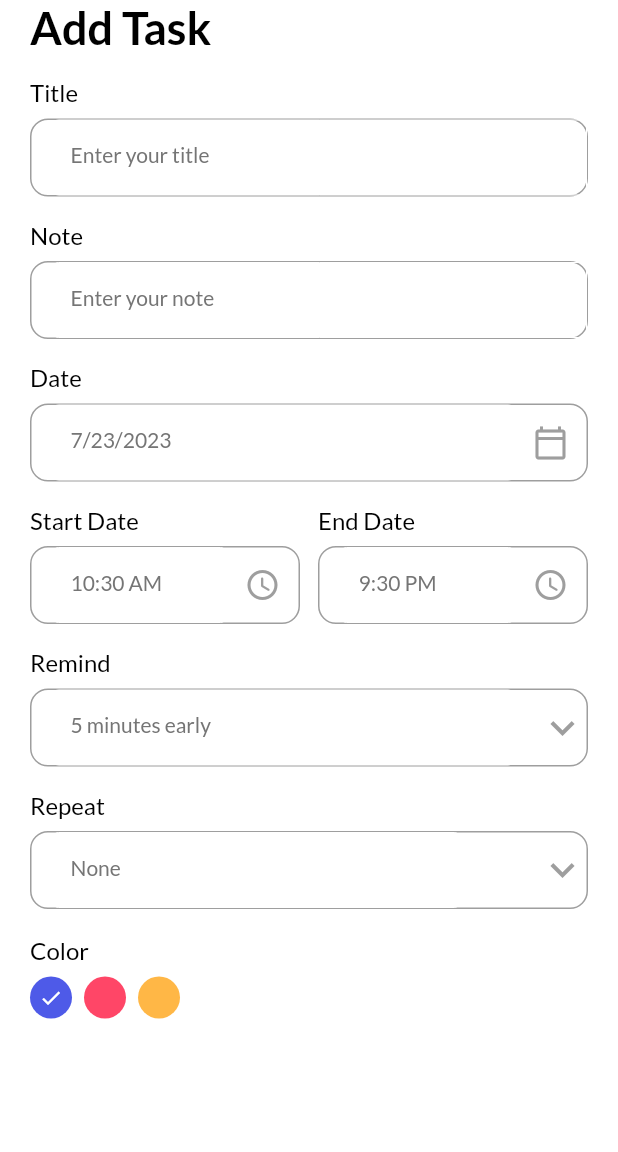
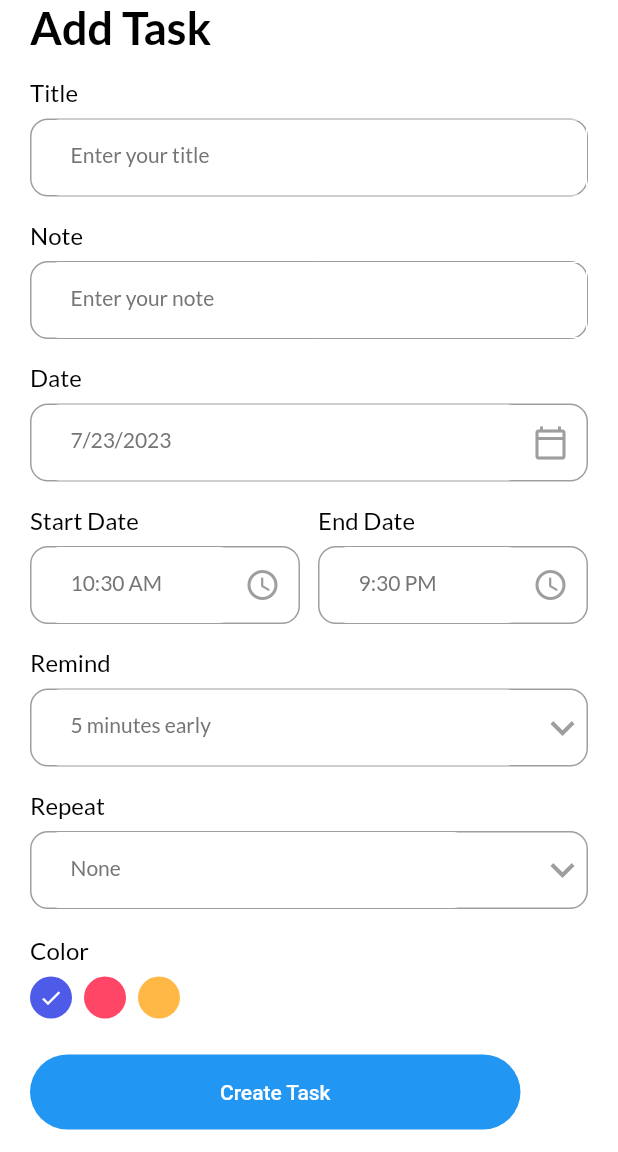
Before and after one commit to Blacspot/Notify, a Flutter app: the screen it shows after launch, after a tap on "Add Task", on a phone screen of 412 x 824 dp, the part 84-1236 px from its top. Run offline on Flutter 3.47's test engine with Material 2 defaults, Android fonts, the phone set to English and light mode, and no system bars; our stand-ins replace date_picker_timeline, flutter_local_notifications, get, get_storage, google_fonts, sqflite and 1 more; accounts and stored records are empty.

Commit message:
addition of some new features

```diff
--- a/lib/UI/addtaskbar.dart
+++ b/lib/UI/addtaskbar.dart
@@ -3,6 +3,9 @@ import 'package:get/get.dart';
 import 'package:intl/intl.dart';
 import 'package:notify/UI/theme.dart';
 import 'package:notify/UI/widgets/inputfield.dart';
+import 'package:notify/UI/widgets/button2.dart';
+import 'package:notify/controllers/taskcontrollers.dart';
+import 'package:notify/models/task.dart';
 
 class AddTaskPage extends StatefulWidget {
   const AddTaskPage({Key? key}) : super(key: key);
@@ -12,6 +15,9 @@ class AddTaskPage extends StatefulWidget {
 }
 
 class _AddTaskPageState extends State<AddTaskPage> {
+  final TaskController _taskController = Get.put(TaskController());
+  final TextEditingController _titleController = TextEditingController();
+  final TextEditingController _noteController = TextEditingController();
   DateTime _selectedDate = DateTime.now();
   String _endTime = "9:30 PM";
   String _startTime = DateFormat('hh:mm a').format(DateTime.now()).toString();
@@ -31,6 +37,7 @@ class _AddTaskPageState extends State<AddTaskPage> {
     "Monthly",
   ];
   int _selectedColor = 0;
+
   @override
   Widget build(BuildContext context) {
     return Scaffold(
@@ -46,8 +53,16 @@ class _AddTaskPageState extends State<AddTaskPage> {
                 "Add Task",
                 style: headingStyle,
               ),
-                const MyInputField(title: "Title", hint: "Enter your title"),
-                const MyInputField(title: "Note", hint: "Enter your note "),
+              MyInputField(
+                title: "Title",
+                hint: "Enter your title",
+                controller: _titleController,
+              ),
+              MyInputField(
+                title: "Note",
+                hint: "Enter your note ",
+                controller: _noteController,
+              ),
               MyInputField(
                 title: "Date",
                 hint: DateFormat.yMd().format(_selectedDate),
@@ -112,8 +127,7 @@ class _AddTaskPageState extends State<AddTaskPage> {
                       _selectedRemind = int.parse(newValue!);
                     });
                   },
-                    items:
-                        remindList.map<DropdownMenuItem<String>>((int value) {
+                  items: remindList.map<DropdownMenuItem<String>>((int value) {
                     return DropdownMenuItem<String>(
                       value: value.toString(),
                       child: Text(value.toString()),
@@ -140,12 +154,11 @@ class _AddTaskPageState extends State<AddTaskPage> {
                       _selectedRepeat = newValue!;
                     });
                   },
-                    items: repeatList
-                        .map<DropdownMenuItem<String>>((String? value) {
+                  items:
+                      repeatList.map<DropdownMenuItem<String>>((String? value) {
                     return DropdownMenuItem<String>(
                       value: value,
-                        child:
-                            Text(value!, style: TextStyle(color: Colors.grey)),
+                      child: Text(value!, style: TextStyle(color: Colors.grey)),
                     );
                   }).toList(),
                 ),
@@ -157,11 +170,52 @@ class _AddTaskPageState extends State<AddTaskPage> {
                 children: [
                   _colorPallete(),
                 ],
-                )
+              ),
+              SizedBox(
+                height: 24,
+              ),
+              ElevatedButton(
+                style: buttonPrimary,
+                onPressed: () {
+                  OnTap:
+                  () => _validateDate();
+                },
+                child: Text('Create Task'),
+              ),
             ],
           ),
         ),
+      ),
+    );
+  }
+
+  _validateDate() {
+    if (_titleController.text.isNotEmpty && _noteController.text.isNotEmpty) {
+      _addTaskToDb();
+      Get.back();
+    } else if (_titleController.text.isEmpty || _noteController.text.isEmpty) {
+      Get.snackbar("Required", "All fields are required !",
+          snackPosition: SnackPosition.BOTTOM,
+          backgroundColor: Colors.white,
+          colorText: pinkClr,
+          icon: Icon(Icons.warning_amber_rounded));
+    }
+  }
+
+  _addTaskToDb() async {
+    int value = await _taskController.addTask(
+        task: Task(
+      note: _noteController.text,
+      date: DateFormat.yMd().format(_selectedDate),
+      title: _titleController.text,
+      startTime: _startTime,
+      endTime: _endTime,
+      remind: _selectedRemind,
+      repeat: _selectedRepeat,
+      color: _selectedColor,
+      isCompleted: 0,
     ));
+    print("My id is " + "$value");
   }
 
   _colorPallete() {
--- a/lib/UI/home_page.dart
+++ b/lib/UI/home_page.dart
@@ -31,6 +31,7 @@ class _HomePageState extends State<HomePage> {
   Widget build(BuildContext context) {
     return Scaffold(
       appBar: _appBar(),
+      backgroundColor: context.theme.backgroundColor,
       body: SafeArea(
           child: Container(
         padding: const EdgeInsets.only(
--- /dev/null
+++ b/lib/UI/widgets/button2.dart
@@ -0,0 +1,12 @@
+import 'package:flutter/material.dart';
+import 'package:notify/UI/addtaskbar.dart';
+
+final ButtonStyle buttonPrimary = ElevatedButton.styleFrom(
+    minimumSize: Size(327, 50),
+    primary: Colors.blue,
+    elevation: 0,
+    shape: const RoundedRectangleBorder(
+      borderRadius: BorderRadius.all(
+        Radius.circular(50),
+      ),
+    ));
--- /dev/null
+++ b/lib/controllers/taskcontrollers.dart
@@ -0,0 +1,14 @@
+import 'package:get/get.dart';
+import 'package:notify/db/dbhelper.dart';
+import 'package:notify/models/task.dart';
+
+class TaskController extends GetxController {
+  @override
+  void onReady() {
+    super.onReady();
+  }
+
+  Future<int> addTask({Task? task}) async {
+    return await DBHelper.insert(task);
+  }
+}
--- /dev/null
+++ b/lib/db/dbhelper.dart
@@ -0,0 +1,37 @@
+import 'package:notify/models/task.dart';
+import 'package:sqflite/sqflite.dart';
+
+class DBHelper {
+  static Database? _db;
+  static final int _version = 1;
+  static final String _tableName = "task";
+
+  static Future<void> initDb() async {
+    if (_db != null) {
+      return;
+    }
+    try {
+      String _path = await getDatabasesPath() + 'tasks.db';
+      _db = await openDatabase(
+        _path,
+        version: _version,
+        onCreate: (db, version) {
+          print("creating a new one");
+          return db.execute("CREATE TABLE $_tableName("
+              "_id INTEGER PRIMARY KEY AUTOINCREMENT,"
+              "title  STRING, note TEXT, date STRING,"
+              "startTime STRING, endTime STRING,"
+              "color INTEGER,"
+              "isCompleted BOOLEAN)");
+        },
+      );
+    } catch (e) {
+      print(e);
+    }
+  }
+
+  static Future<int> insert(Task? task) async {
+    print("insert function called");
+    return await _db?.insert(_tableName, task!.toJson()) ?? 1;
+  }
+}
--- a/lib/main.dart
+++ b/lib/main.dart
@@ -3,11 +3,13 @@ import 'package:get/get_navigation/src/root/get_material_app.dart';
 import 'package:get_storage/get_storage.dart';
 import 'package:notify/UI/home_page.dart';
 import 'package:notify/UI/theme.dart';
+import 'package:notify/db/dbhelper.dart';
 import 'package:notify/services/theme_services.dart';
 import 'package:notify/UI/addtaskbar.dart';
 
 Future<void> main() async {
   WidgetsFlutterBinding.ensureInitialized();
+  await DBHelper.initDb();
   await GetStorage.init();
   runApp(const MyApp());
 }
--- /dev/null
+++ b/lib/models/task.dart
@@ -0,0 +1,53 @@
+class Task {
+  int? id;
+  String? title;
+  String? note;
+  int? isCompleted;
+  String? date;
+  String? startTime;
+  String? endTime;
+  int? color;
+  int? remind;
+  String? repeat;
+
+  Task({
+    this.id,
+    this.title,
+    this.note,
+    this.isCompleted,
+    this.date,
+    this.startTime,
+    this.endTime,
+    this.color,
+    this.remind,
+    this.repeat,
+  });
+
+  Task.fromJson(Map<String, dynamic> json) {
+    id = json['id'];
+    title = json['title'];
+    note = json['note'];
+    isCompleted = json['isCompleted'];
+    date = json['date'];
+    startTime = json['startTime'];
+    endTime = json['endTime'];
+    color = json['color'];
+    remind = json['remind'];
+    repeat = json['repeat'];
+  }
+
+  Map<String, dynamic> toJson() {
+    final Map<String, dynamic> data = new Map<String, dynamic>();
+    data['id'] = this.id;
+    data['title'] = this.title;
+    data['note'] = this.note;
+    data['isCompleted'] = this.isCompleted;
+    data['date'] = this.date;
+    data['startTime'] = this.startTime;
+    data['endTime'] = this.endTime;
+    data['color'] = this.color;
+    data['remind'] = this.remind;
+    data['repeat'] = this.repeat;
+    return data;
+  }
+}
--- a/pubspec.yaml
+++ b/pubspec.yaml
@@ -42,6 +42,7 @@ dependencies:
   date_picker_timeline:
   flutter_local_notifications:
   flutter_native_timezone:
+  sqflite:
 dev_dependencies:
   flutter_test:
     sdk: flutter
```
Also changed, not shown: pubspec.lock, 1 other file. Lines whose indentation alone changed are shown as unchanged.
